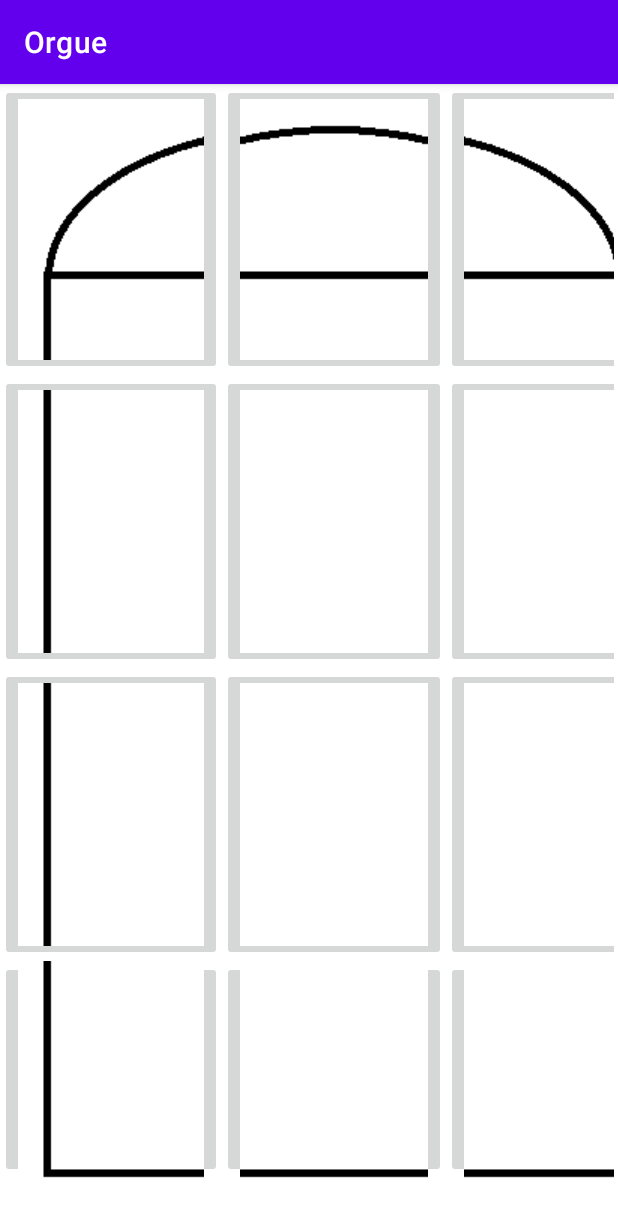
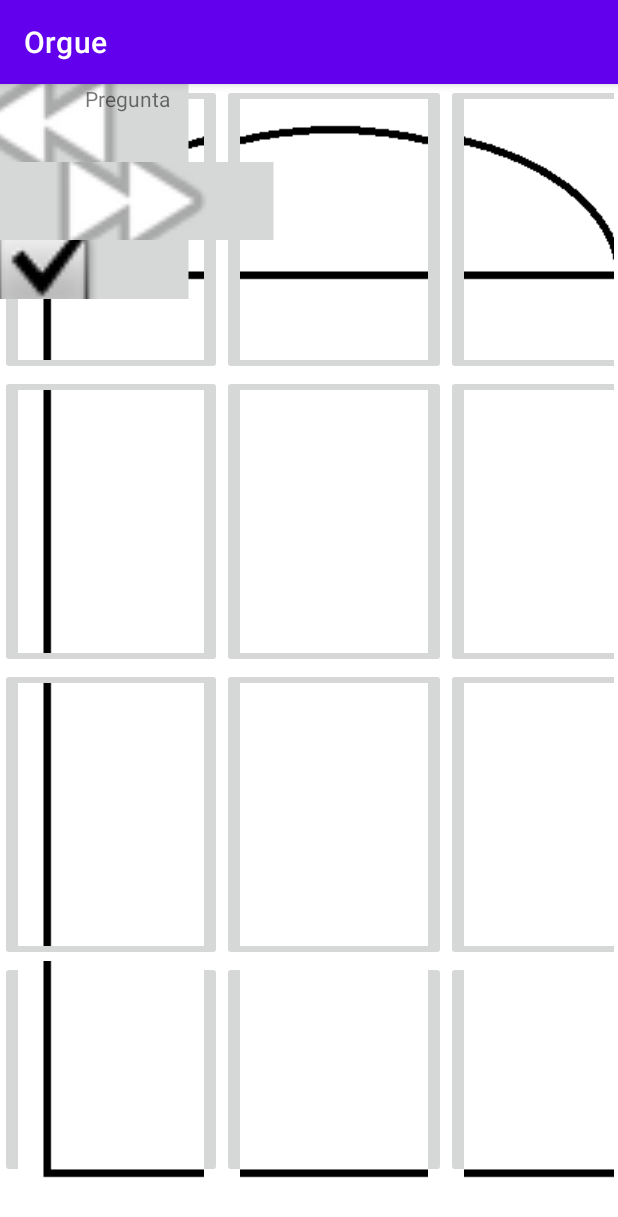
Before and after one commit to sillyck/DAM2-M8-UF1-Projecte, an Android app: the PantallaBotonsImatge screen opened directly, with no data from a screen before it, on a phone screen of 412 x 824 dp. Shown: the top 1217 px of the screen. Run offline under Robolectric (Android 15) with nearby library versions, the phone set to English and light mode, and no system bars.

Commit message:
Trying to fight the UI

```diff
--- a/app/src/main/java/com/example/orgue/PantallaBotonsImatge.java
+++ b/app/src/main/java/com/example/orgue/PantallaBotonsImatge.java
@@ -2,6 +2,9 @@ package com.example.orgue;
 
 import androidx.appcompat.app.AppCompatActivity;
 
+import android.content.ComponentName;
+import android.content.Context;
+import android.content.pm.PackageManager;
 import android.os.Bundle;
 import android.view.Display;
 import android.view.WindowManager;
@@ -18,4 +21,14 @@ public class PantallaBotonsImatge extends AppCompatActivity
         int width = display.getWidth();
         int height = display.getHeight();
     }
+
+    public static void setComponentState(Context context, String packageName, String componentClassName, boolean enabled)
+    {
+        PackageManager pm  = context.getApplicationContext().getPackageManager();
+        ComponentName componentName = new ComponentName(packageName, componentClassName);
+        int state = enabled
+                ? PackageManager.COMPONENT_ENABLED_STATE_ENABLED
+                : PackageManager.COMPONENT_ENABLED_STATE_DISABLED;
+        pm.setComponentEnabledSetting(componentName, state, PackageManager.DONT_KILL_APP);
+    }
 }
--- a/app/src/main/res/layout/activity_botons_imatge.xml
+++ b/app/src/main/res/layout/activity_botons_imatge.xml
@@ -5,6 +5,14 @@
     android:layout_width="match_parent"
     android:layout_height="match_parent"
     tools:context=".PantallaBotonsImatge">
+
+    <TextView
+        android:id="@+id/textView5"
+        android:layout_width="wrap_content"
+        android:layout_height="wrap_content"
+        android:text="TextView"
+        tools:layout_editor_absoluteX="447dp"
+        tools:layout_editor_absoluteY="195dp" />
 
     <TableLayout
         android:layout_width="409dp"
@@ -56,6 +64,7 @@
                 android:layout_width="wrap_content"
                 android:layout_height="wrap_content"
                 app:srcCompat="@drawable/mapaRealistaEsglesia_4x3_006" />
+
         </TableRow>
 
         <TableRow
@@ -106,14 +115,63 @@
     </TableLayout>
 
     <TableLayout
-        android:layout_width="798dp"
-        android:layout_height="548dp"
+        android:layout_width="812dp"
+        android:layout_height="202dp"
         tools:layout_editor_absoluteX="1dp"
-        tools:layout_editor_absoluteY="731dp">
+        tools:layout_editor_absoluteY="1077dp">
 
         <TableRow
             android:layout_width="match_parent"
-            android:layout_height="match_parent" />
+            android:layout_height="wrap_content">
+
+            <ImageButton
+                android:id="@+id/imageButton13"
+                android:layout_width="wrap_content"
+                android:layout_height="wrap_content"
+                android:scaleX="4"
+                android:scaleY="4"
+                app:srcCompat="@android:drawable/ic_media_rew" />
+
+            <TextView
+                android:id="@+id/textView"
+                android:layout_width="wrap_content"
+                android:layout_height="wrap_content"
+                android:text="Pregunta" />
+
+        </TableRow>
+
+        <TableRow
+            android:layout_width="match_parent"
+            android:layout_height="match_parent">
+
+            <TextView
+                android:id="@+id/textView3"
+                android:layout_width="wrap_content"
+                android:layout_height="wrap_content"
+                android:text="TextView" />
+
+            <ImageButton
+                android:id="@+id/imageButton14"
+                android:layout_width="wrap_content"
+                android:layout_height="wrap_content"
+                android:scaleX="4"
+                android:scaleY="4"
+                app:srcCompat="@android:drawable/ic_media_ff" />
+        </TableRow>
+
+        <TableRow
+            android:layout_width="match_parent"
+            android:layout_height="match_parent">
+
+            <ImageButton
+                android:id="@+id/imageButton15"
+                android:layout_width="wrap_content"
+                android:layout_height="wrap_content"
+                android:scaleX="4"
+                android:scaleY="4"
+                app:srcCompat="@android:drawable/checkbox_on_background" />
+        </TableRow>
 
     </TableLayout>
+
 </androidx.constraintlayout.widget.ConstraintLayout>
```
Also changed, not shown: app/src/main/res/drawable/27A1.svg (added), app/src/main/res/drawable/2B05.svg (added).
